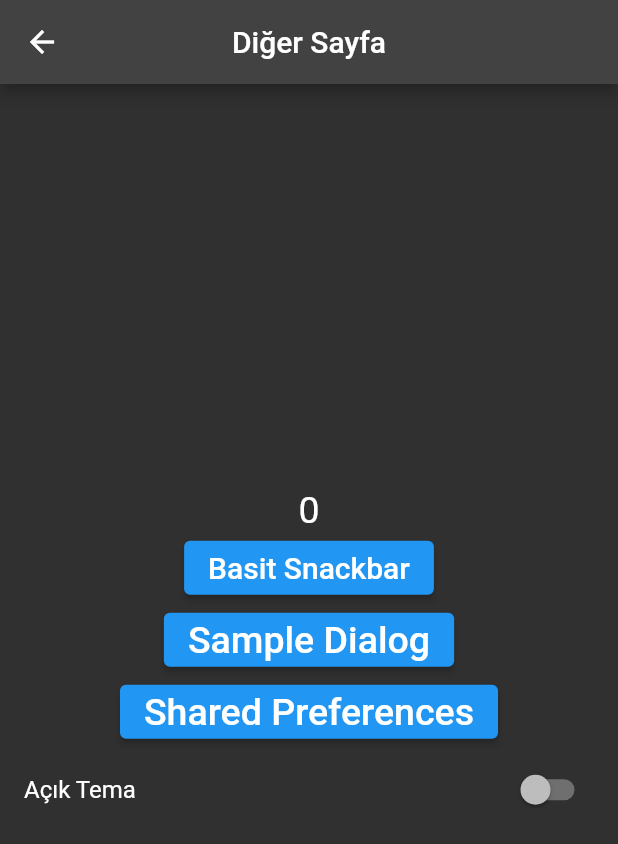
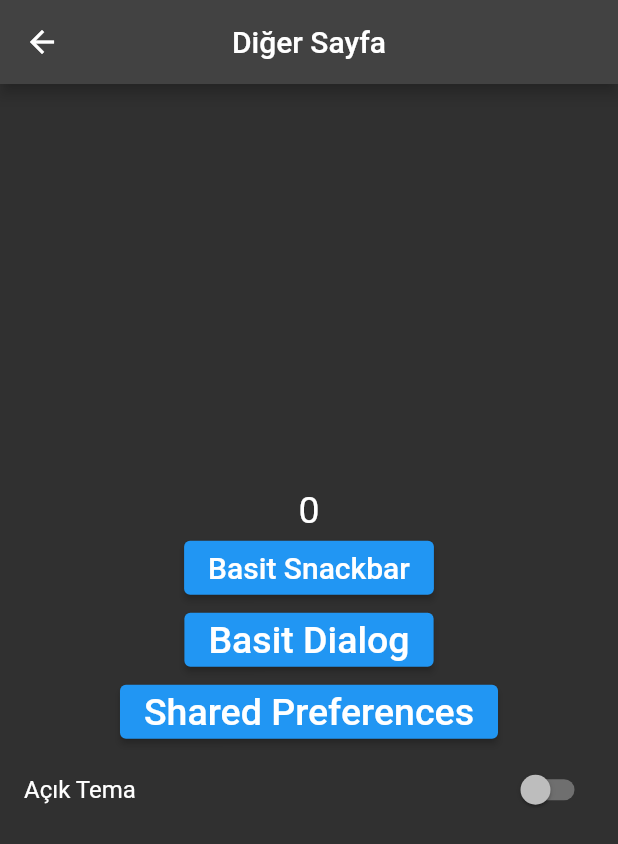
Before and after one commit to endmr11/getx_kullanimi, a Flutter app: the Second screen opened directly, on a phone screen of 412 x 824 dp. Shown: the top 844 px of the screen. Run offline on Flutter 3.47's test engine with Material 2 defaults, Android fonts, the phone set to English and light mode, and no system bars; our stand-ins replace get, get_storage; accounts and stored records are empty.

Commit message:
Update main.dart

```diff
--- a/lib/main.dart
+++ b/lib/main.dart
@@ -194,7 +194,7 @@ class _SecondState extends State<Second> {
                 );
               },
               child: Text(
-                'Sample Dialog',
+                'Basit Dialog',
                 style: TextStyle(
                   fontSize: 25.0,
                   color: Colors.white,
```
